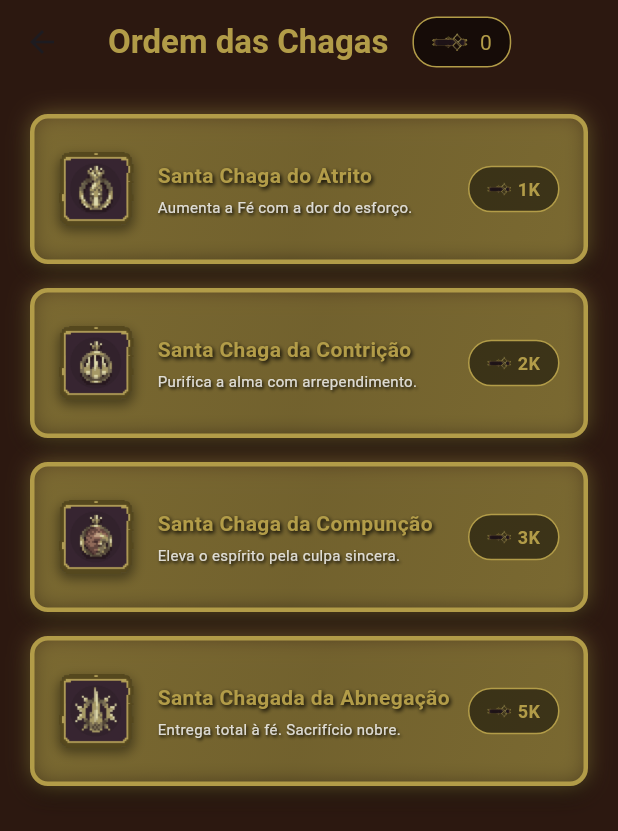
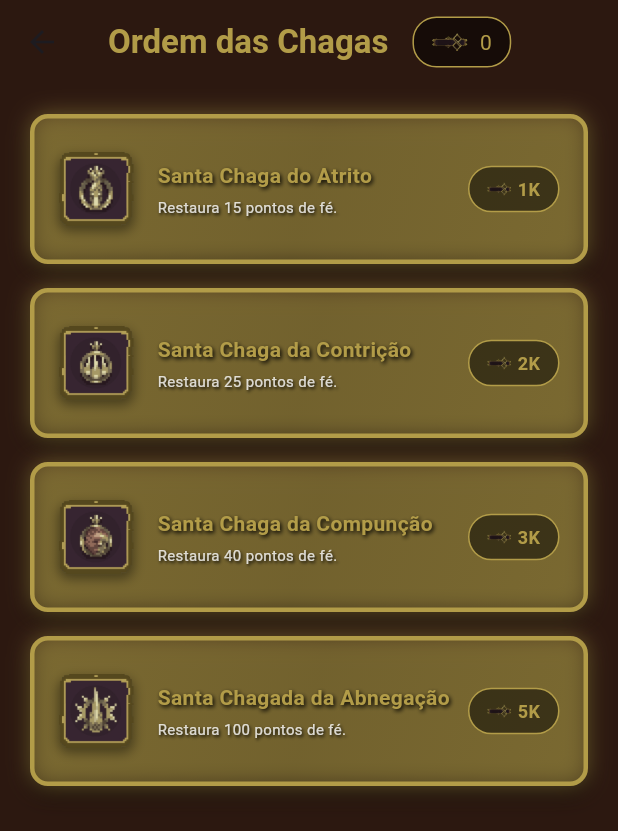
Before and after one commit to baszeggio/Post-Vitam, a Flutter app: the FaithShopPage screen opened directly with empty values, on a phone screen of 412 x 824 dp. Shown: the top 831 px of the screen. Run offline on Flutter 3.47's test engine with Material 3 defaults, Android fonts, the phone set to English and light mode, and no system bars; our stand-ins replace flutter_local_notifications, sqflite, sqflite_common_ffi; accounts and stored records are empty; Roboto replaces fonts that are missing (Pixel).

Commit message:
Update faith_shop_page.dart

```diff
--- a/lib/faith_shop_page.dart
+++ b/lib/faith_shop_page.dart
@@ -31,25 +31,25 @@ class FaithShopPage extends StatelessWidget {
       {
         'img': 'assets/Santa_Chaga_1.png',
         'name': 'Santa Chaga do Atrito',
-        'desc': 'Aumenta a Fé com a dor do esforço.',
+        'desc': 'Restaura 15 pontos de fé.',
         'price': 1000,
       },
       {
         'img': 'assets/Santa_Chaga_2.png',
         'name': 'Santa Chaga da Contrição',
-        'desc': 'Purifica a alma com arrependimento.',
+        'desc': 'Restaura 25 pontos de fé.',
         'price': 2000,
       },
       {
         'img': 'assets/Santa_Chaga_3.png',
         'name': 'Santa Chaga da Compunção',
-        'desc': 'Eleva o espírito pela culpa sincera.',
+        'desc': 'Restaura 40 pontos de fé.',
         'price': 3000,
       },
       {
         'img': 'assets/Santa_Chaga_4.png',
         'name': 'Santa Chagada da Abnegação',
-        'desc': 'Entrega total à fé. Sacrifício nobre.',
+        'desc': 'Restaura 100 pontos de fé.',
         'price': 5000,
       },
     ];
```
